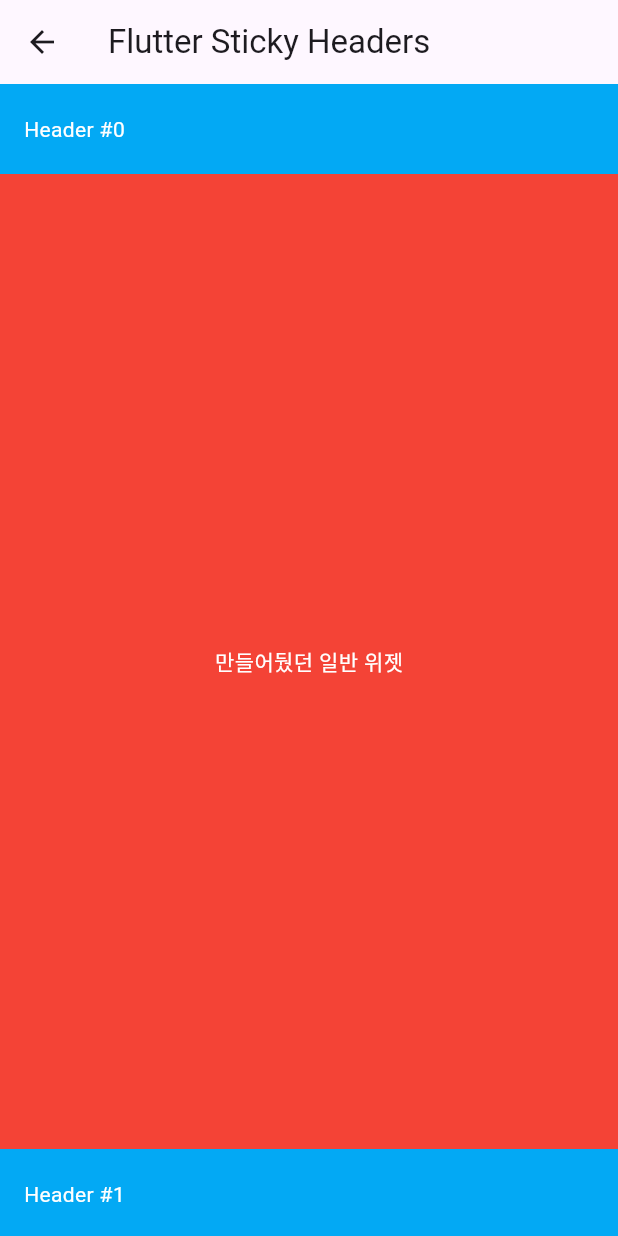
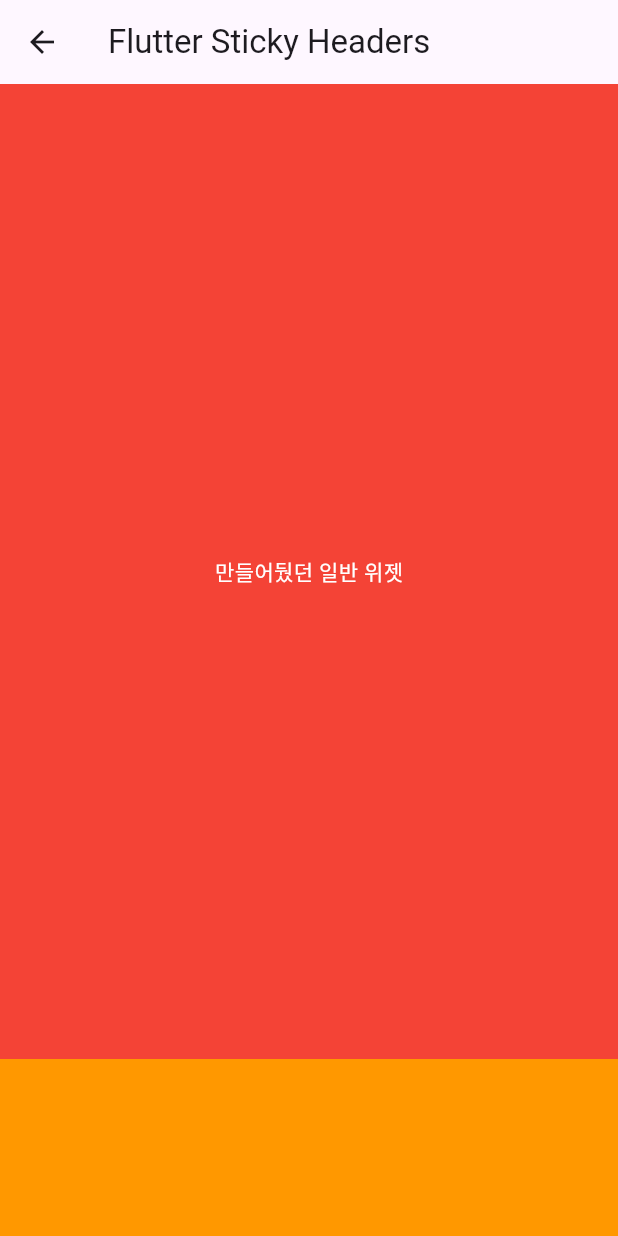
Before and after one commit to Jeck-Lee/Practice_Flutter, a Flutter app: the StickyHeadersScreen screen opened by its route, on a phone screen of 412 x 824 dp. Run offline on Flutter 3.47's test engine with Material 3 defaults, Android fonts, the phone set to English and light mode, and no system bars; our stand-ins replace flutter_sticky_header, go_router.

Commit message:
🎨 Set empty widgets for specific section headers

```diff
--- a/lib/screens/sticky_header_screen/sticky_header_screen.dart
+++ b/lib/screens/sticky_header_screen/sticky_header_screen.dart
@@ -30,47 +30,21 @@ class _StickyHeadersScreenState extends State<StickyHeadersScreen> {
       body: CustomScrollView(
         slivers: [
           SliverStickyHeader(
-            header: Container(
-              height: 60.0,
-              color: Colors.lightBlue,
-              padding: const EdgeInsets.symmetric(horizontal: 16.0),
-              alignment: Alignment.centerLeft,
-              child: const Text(
-                'Header #0',
-                style: TextStyle(color: Colors.white),
-              ),
-            ),
+            /// 일부 섹션에서 헤더 제거
+            header: const SizedBox.shrink(),
             sliver: const SliverToBoxAdapter(
               /// 일반 위젯을 SliverToBoxAdapter로 감쌈
               child: SubWidget(),
             ),
           ),
           SliverStickyHeader(
-            header: Container(
-              height: 60.0,
-              color: Colors.lightBlue,
-              padding: const EdgeInsets.symmetric(horizontal: 16.0),
-              alignment: Alignment.centerLeft,
-              child: const Text(
-                'Header #1',
-                style: TextStyle(color: Colors.white),
-              ),
-            ),
+            header: const SizedBox.shrink(),
             sliver: const SliverToBoxAdapter(
               child: SubWidget2(),
             ),
           ),
           SliverStickyHeader(
-            header: Container(
-              height: 60.0,
-              color: Colors.lightBlue,
-              padding: const EdgeInsets.symmetric(horizontal: 16.0),
-              alignment: Alignment.centerLeft,
-              child: const Text(
-                'Header #2',
-                style: TextStyle(color: Colors.white),
-              ),
-            ),
+            header: const SizedBox.shrink(),
             sliver: SliverToBoxAdapter(
               child: SubListView(
                 itemBuilder: (context, index) {
@@ -97,20 +71,11 @@ class _StickyHeadersScreenState extends State<StickyHeadersScreen> {
               ),
             ),
             sliver: const SliverToBoxAdapter(
-              child: SubWidget2(),
+              child: SubWidget(),
             ),
           ),
           SliverStickyHeader(
-            header: Container(
-              height: 60.0,
-              color: Colors.lightBlue,
-              padding: const EdgeInsets.symmetric(horizontal: 16.0),
-              alignment: Alignment.centerLeft,
-              child: const Text(
-                'Header #4',
-                style: TextStyle(color: Colors.white),
-              ),
-            ),
+            header: const SizedBox.shrink(),
             sliver: SliverToBoxAdapter(
               child: SubListView(
                 itemBuilder: (context, index) {
```
